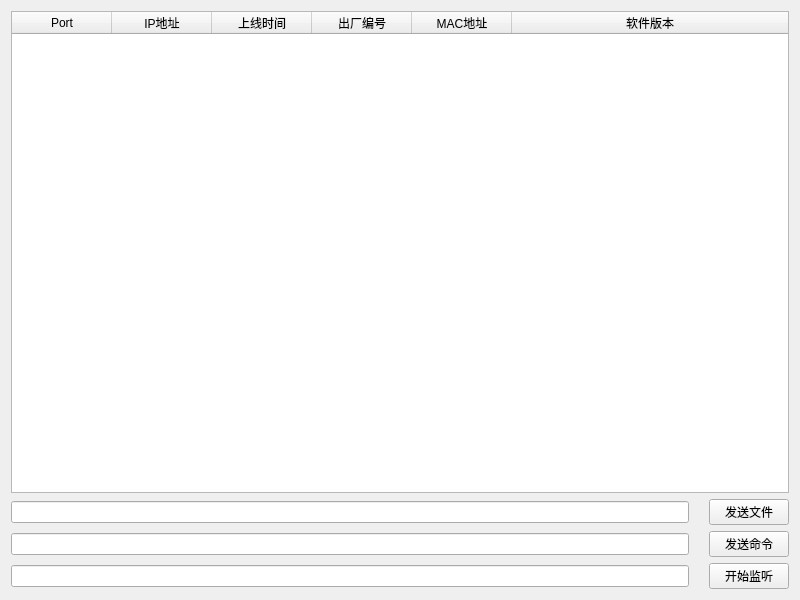
Qt form CWinServer.ui (bloglink/aip-server) before a commit.
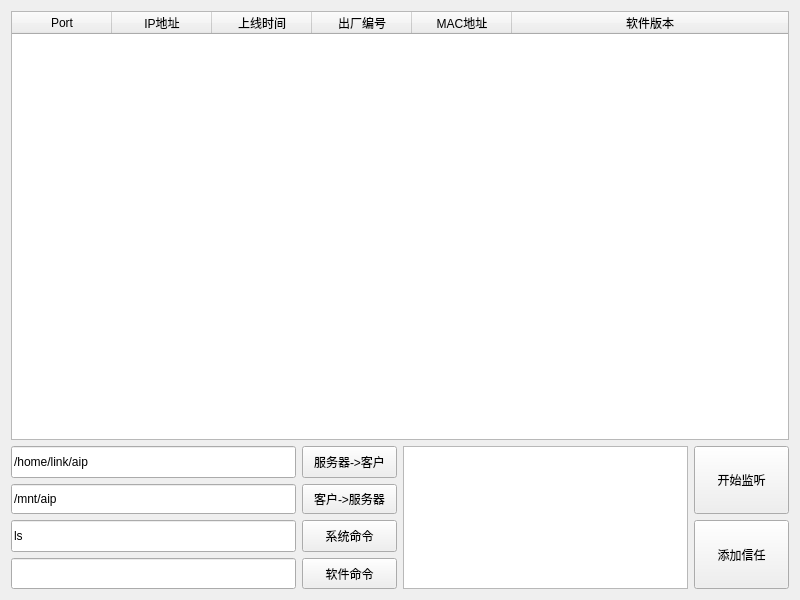
The same form after that commit.

What changed in the file:
```diff
--- a/CWinServer.ui
+++ b/CWinServer.ui
@@ -16,7 +16,7 @@
   <property name="windowTitle">
    <string>青岛艾普智能仪器服务端V0.1by赵楠林</string>
   </property>
-  <layout class="QVBoxLayout" name="verticalLayout">
+  <layout class="QVBoxLayout" name="verticalLayout" stretch="3,1">
    <item>
     <widget class="QTableWidget" name="tabTcp">
      <property name="selectionBehavior">
@@ -64,72 +64,143 @@
     </widget>
    </item>
    <item>
-    <layout class="QHBoxLayout" name="LayoutB">
-     <property name="spacing">
-      <number>20</number>
-     </property>
-     <item>
-      <widget class="QLineEdit" name="EditB">
+    <layout class="QGridLayout" name="LayoutCtrl" columnstretch="3,1,3,1">
+     <item row="0" column="0">
+      <widget class="QLineEdit" name="EditPutFile">
+       <property name="sizePolicy">
+        <sizepolicy hsizetype="Expanding" vsizetype="Expanding">
+         <horstretch>0</horstretch>
+         <verstretch>0</verstretch>
+        </sizepolicy>
+       </property>
        <property name="acceptDrops">
         <bool>false</bool>
        </property>
        <property name="text">
-        <string/>
+        <string>/home/link/aip</string>
        </property>
       </widget>
      </item>
-     <item>
-      <widget class="QPushButton" name="KeyFile">
-       <property name="text">
-        <string>发送文件</string>
+     <item row="0" column="1">
+      <widget class="QPushButton" name="KeyPutFile">
+       <property name="sizePolicy">
+        <sizepolicy hsizetype="Minimum" vsizetype="Expanding">
+         <horstretch>0</horstretch>
+         <verstretch>0</verstretch>
+        </sizepolicy>
        </property>
-      </widget>
-     </item>
-    </layout>
-   </item>
-   <item>
-    <layout class="QHBoxLayout" name="LayoutA">
-     <property name="spacing">
-      <number>20</number>
-     </property>
-     <item>
-      <widget class="QLineEdit" name="EditA">
-       <property name="acceptDrops">
-        <bool>false</bool>
-       </property>
        <property name="text">
-        <string/>
+        <string>服务器-&gt;客户</string>
        </property>
       </widget>
      </item>
-     <item>
-      <widget class="QPushButton" name="KeyCmd">
-       <property name="text">
-        <string>发送命令</string>
-       </property>
-      </widget>
+     <item row="0" column="2" rowspan="4">
+      <widget class="QTextBrowser" name="Text"/>
      </item>
-    </layout>
-   </item>
-   <item>
-    <layout class="QHBoxLayout" name="LayoutC">
-     <property name="spacing">
-      <number>20</number>
-     </property>
-     <item>
-      <widget class="QLineEdit" name="EditC">
-       <property name="acceptDrops">
-        <bool>false</bool>
-       </property>
-      </widget>
-     </item>
-     <item>
+     <item row="0" column="3" rowspan="2">
       <widget class="QPushButton" name="KeyBegin">
+       <property name="sizePolicy">
+        <sizepolicy hsizetype="Minimum" vsizetype="Expanding">
+         <horstretch>0</horstretch>
+         <verstretch>0</verstretch>
+        </sizepolicy>
+       </property>
        <property name="text">
         <string>开始监听</string>
        </property>
       </widget>
      </item>
+     <item row="1" column="0">
+      <widget class="QLineEdit" name="EditGetFile">
+       <property name="sizePolicy">
+        <sizepolicy hsizetype="Expanding" vsizetype="Expanding">
+         <horstretch>0</horstretch>
+         <verstretch>0</verstretch>
+        </sizepolicy>
+       </property>
+       <property name="text">
+        <string>/mnt/aip</string>
+       </property>
+      </widget>
+     </item>
+     <item row="1" column="1">
+      <widget class="QPushButton" name="KeyGetFile">
+       <property name="sizePolicy">
+        <sizepolicy hsizetype="Minimum" vsizetype="Expanding">
+         <horstretch>0</horstretch>
+         <verstretch>0</verstretch>
+        </sizepolicy>
+       </property>
+       <property name="text">
+        <string>客户-&gt;服务器</string>
+       </property>
+      </widget>
+     </item>
+     <item row="2" column="0">
+      <widget class="QLineEdit" name="EditSysCmd">
+       <property name="sizePolicy">
+        <sizepolicy hsizetype="Expanding" vsizetype="Expanding">
+         <horstretch>0</horstretch>
+         <verstretch>0</verstretch>
+        </sizepolicy>
+       </property>
+       <property name="acceptDrops">
+        <bool>false</bool>
+       </property>
+       <property name="text">
+        <string>ls</string>
+       </property>
+      </widget>
+     </item>
+     <item row="2" column="1">
+      <widget class="QPushButton" name="KeySysCmd">
+       <property name="sizePolicy">
+        <sizepolicy hsizetype="Minimum" vsizetype="Expanding">
+         <horstretch>0</horstretch>
+         <verstretch>0</verstretch>
+        </sizepolicy>
+       </property>
+       <property name="text">
+        <string>系统命令</string>
+       </property>
+      </widget>
+     </item>
+     <item row="2" column="3" rowspan="2">
+      <widget class="QPushButton" name="KeyTrust">
+       <property name="sizePolicy">
+        <sizepolicy hsizetype="Minimum" vsizetype="Expanding">
+         <horstretch>0</horstretch>
+         <verstretch>0</verstretch>
+        </sizepolicy>
+       </property>
+       <property name="text">
+        <string>添加信任</string>
+       </property>
+      </widget>
+     </item>
+     <item row="3" column="0">
+      <widget class="QLineEdit" name="EditDevCmd">
+       <property name="sizePolicy">
+        <sizepolicy hsizetype="Expanding" vsizetype="Expanding">
+         <horstretch>0</horstretch>
+         <verstretch>0</verstretch>
+        </sizepolicy>
+       </property>
+      </widget>
+     </item>
+     <item row="3" column="1">
+      <widget class="QPushButton" name="KeyDevCmd">
+       <property name="sizePolicy">
+        <sizepolicy hsizetype="Minimum" vsizetype="Expanding">
+         <horstretch>0</horstretch>
+         <verstretch>0</verstretch>
+        </sizepolicy>
+       </property>
+       <property name="text">
+        <string>软件命令</string>
+       </property>
+      </widget>
+     </item>
     </layout>
    </item>
   </layout>
```
Left out of the diff: 2 changed lines with no effect on the pictures.
